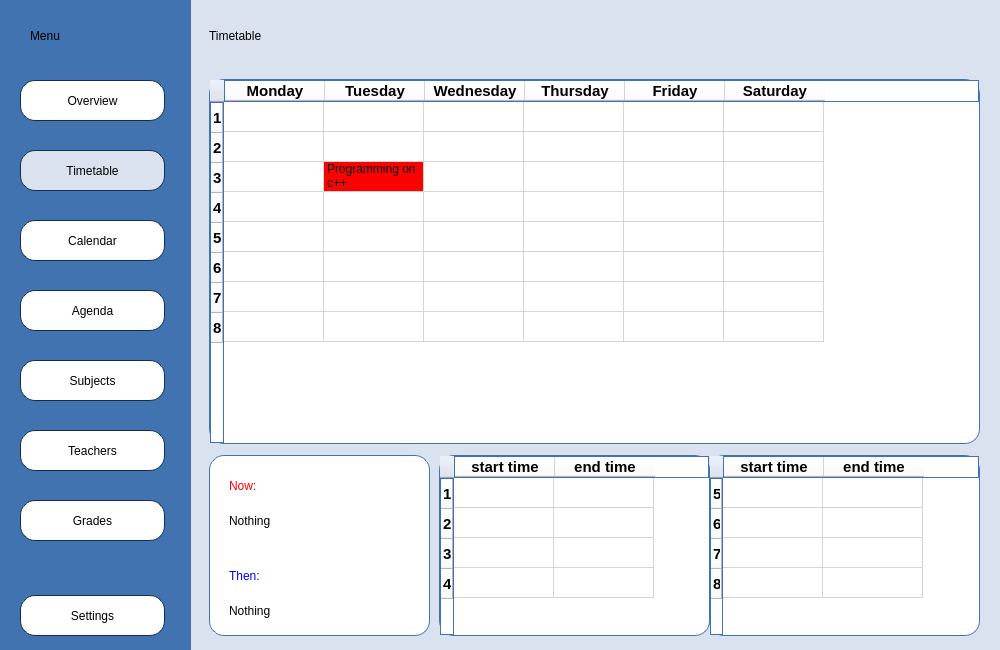
First picture: the form in Planner/timetablemain.ui, repository BeliaViktoria/Planner, before the edit.
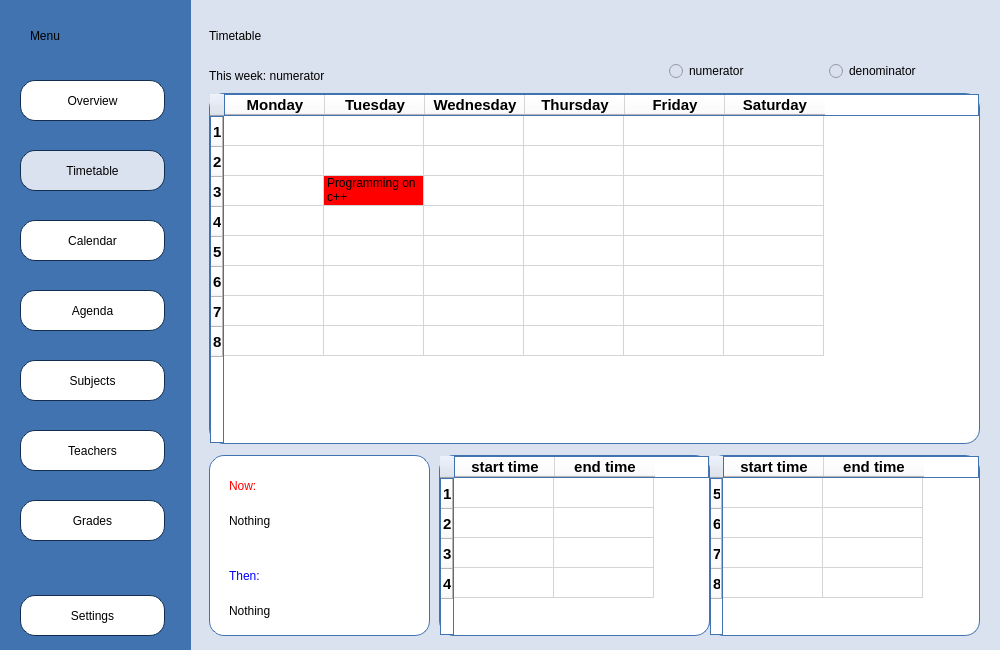
Second picture: the form after the edit.

What changed in the file:
```diff
--- a/Planner/timetablemain.ui
+++ b/Planner/timetablemain.ui
@@ -64,9 +64,9 @@
     <property name="geometry">
      <rect>
       <x>20</x>
-      <y>79</y>
+      <y>93</y>
       <width>771</width>
-      <height>365</height>
+      <height>351</height>
      </rect>
     </property>
     <property name="styleSheet">
@@ -544,6 +544,57 @@
      <string>Nothing</string>
     </property>
    </widget>
+   <widget class="QLabel" name="label_ThisWeek">
+    <property name="geometry">
+     <rect>
+      <x>20</x>
+      <y>60</y>
+      <width>221</width>
+      <height>31</height>
+     </rect>
+    </property>
+    <property name="styleSheet">
+     <string notr="true">color: black;
+font: 14pt &quot;Gentium Book Basic&quot;;</string>
+    </property>
+    <property name="text">
+     <string>This week: numerator</string>
+    </property>
+   </widget>
+   <widget class="QRadioButton" name="radioButton_Denominator">
+    <property name="geometry">
+     <rect>
+      <x>640</x>
+      <y>60</y>
+      <width>151</width>
+      <height>22</height>
+     </rect>
+    </property>
+    <property name="styleSheet">
+     <string notr="true">color: black;
+font: 14pt &quot;Gentium Book Basic&quot;;</string>
+    </property>
+    <property name="text">
+     <string>denominator</string>
+    </property>
+   </widget>
+   <widget class="QRadioButton" name="radioButton_Numerator">
+    <property name="geometry">
+     <rect>
+      <x>480</x>
+      <y>60</y>
+      <width>131</width>
+      <height>22</height>
+     </rect>
+    </property>
+    <property name="styleSheet">
+     <string notr="true">color: black;
+font: 14pt &quot;Gentium Book Basic&quot;;</string>
+    </property>
+    <property name="text">
+     <string>numerator</string>
+    </property>
+   </widget>
    <zorder>label_Timetable</zorder>
    <zorder>tableWidget_Timetable</zorder>
    <zorder>tableWidget_Time_1</zorder>
```
Left out of the diff: 3 changed lines with no effect on the pictures.
